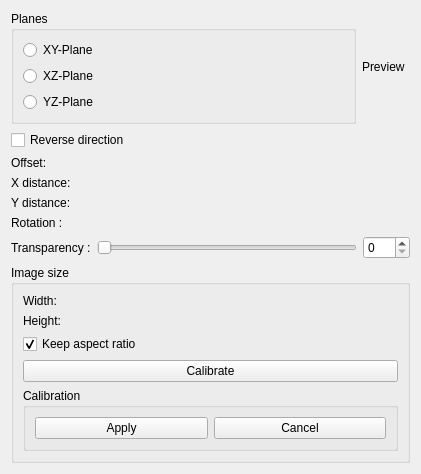
First picture: the form in src/Gui/TaskView/TaskImage.ui, repository southseact-3d/fcd, before the edit.
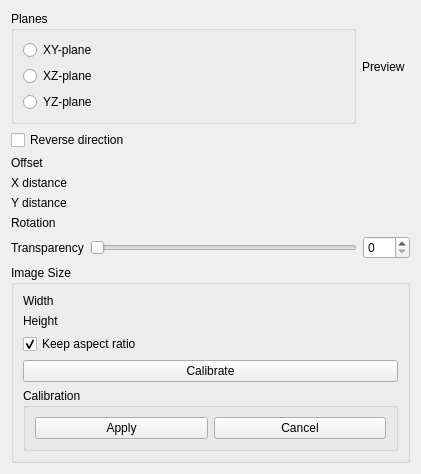
Second picture: the form after the edit. Custom widgets are drawn as their Qt base class.

```diff
--- a/src/Gui/TaskView/TaskImage.ui
+++ b/src/Gui/TaskView/TaskImage.ui
@@ -25,21 +25,21 @@
         <item>
          <widget class="QRadioButton" name="XY_radioButton">
           <property name="text">
-           <string>XY-Plane</string>
+           <string>XY-plane</string>
           </property>
          </widget>
         </item>
         <item>
          <widget class="QRadioButton" name="XZ_radioButton">
           <property name="text">
-           <string>XZ-Plane</string>
+           <string>XZ-plane</string>
           </property>
          </widget>
         </item>
         <item>
          <widget class="QRadioButton" name="YZ_radioButton">
           <property name="text">
-           <string>YZ-Plane</string>
+           <string>YZ-plane</string>
           </property>
          </widget>
         </item>
@@ -77,7 +77,7 @@
    <item row="2" column="0">
     <widget class="QLabel" name="labelZ">
      <property name="text">
-      <string>Offset:</string>
+      <string>Offset</string>
      </property>
     </widget>
    </item>
@@ -97,7 +97,7 @@
    <item row="3" column="0">
     <widget class="QLabel" name="labelX">
      <property name="text">
-      <string>X distance:</string>
+      <string>X distance</string>
      </property>
     </widget>
    </item>
@@ -117,7 +117,7 @@
    <item row="4" column="0">
     <widget class="QLabel" name="labelY">
      <property name="text">
-      <string>Y distance:</string>
+      <string>Y distance</string>
      </property>
     </widget>
    </item>
@@ -137,7 +137,7 @@
    <item row="5" column="0">
     <widget class="QLabel" name="labelRotation">
      <property name="text">
-      <string>Rotation :</string>
+      <string>Rotation</string>
      </property>
     </widget>
    </item>
@@ -153,7 +153,7 @@
      <item>
       <widget class="QLabel" name="labelTransparency">
        <property name="text">
-        <string>Transparency :</string>
+        <string>Transparency</string>
        </property>
       </widget>
      </item>
@@ -185,13 +185,13 @@
    <item row="7" column="0" colspan="2">
     <widget class="QGroupBox" name="groupBox1">
      <property name="title">
-      <string>Image size</string>
+      <string>Image Size</string>
      </property>
      <layout class="QGridLayout" name="gridLayout_2">
       <item row="0" column="0">
        <widget class="QLabel" name="label">
         <property name="text">
-         <string>Width:</string>
+         <string>Width</string>
         </property>
        </widget>
       </item>
@@ -211,7 +211,7 @@
       <item row="1" column="0">
        <widget class="QLabel" name="label_2">
         <property name="text">
-         <string>Height:</string>
+         <string>Height</string>
         </property>
        </widget>
       </item>
```
Left out of the diff: 4 changed lines with no effect on the pictures.
